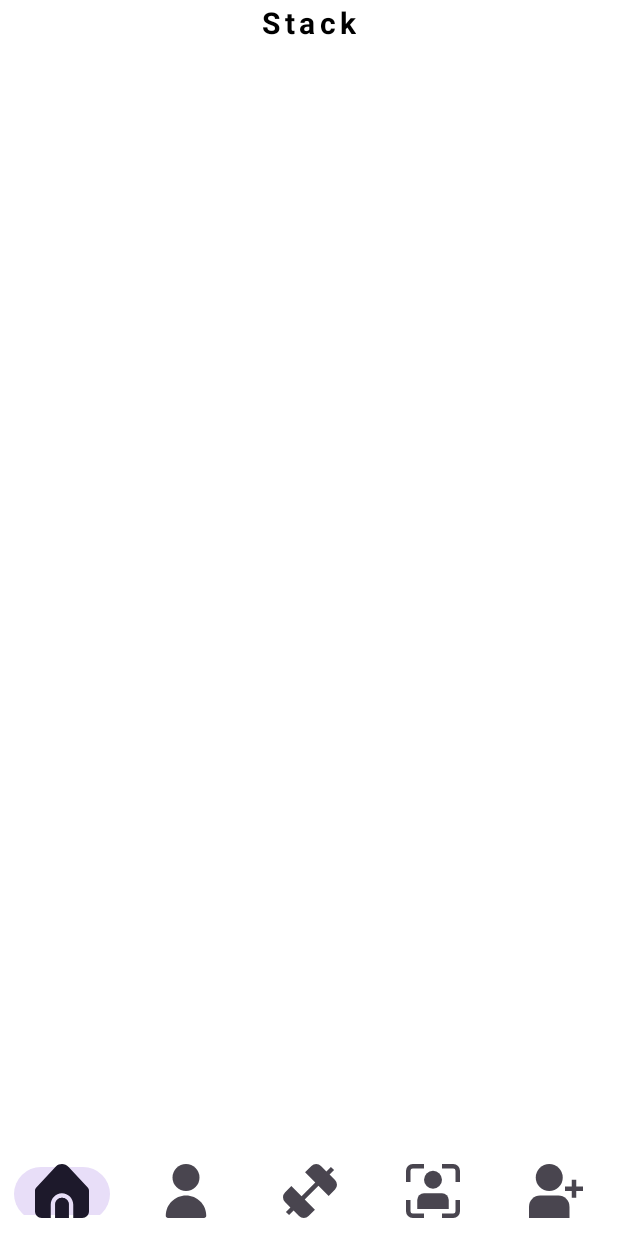
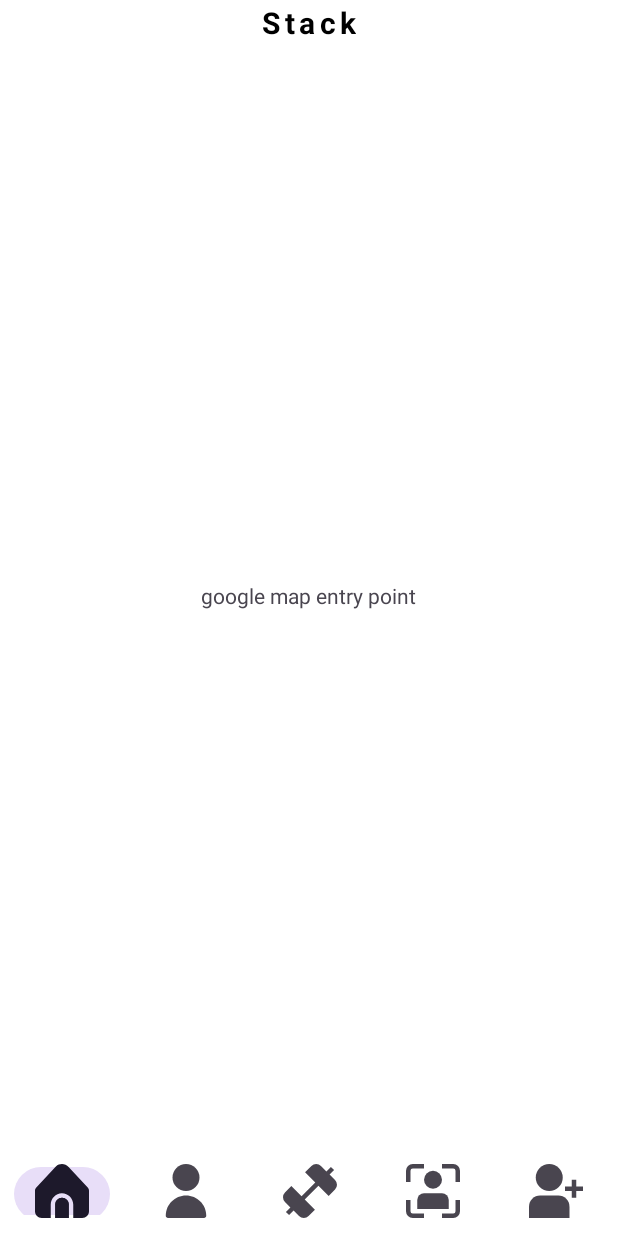
Before and after one commit to jason-chueh/Stack, an Android app: the FindBroFragment screen opened through its navigation route, on a phone screen of 412 x 824 dp. Run offline under Robolectric (Android 15) with nearby library versions, the phone set to English and light mode, and no system bars; our stand-ins replace Dagger/Hilt's generated code, data binding; libraries missing offline, so code that uses them is left out: com.chaquo.python.

Commit message:
end of sprint1

```diff
--- a/app/src/main/AndroidManifest.xml
+++ b/app/src/main/AndroidManifest.xml
@@ -1,6 +1,8 @@
 <?xml version="1.0" encoding="utf-8"?>
 <manifest xmlns:android="http://schemas.android.com/apk/res/android"
     xmlns:tools="http://schemas.android.com/tools">
+
+    <uses-permission android:name="android.permission.ACCESS_COARSE_LOCATION" />
     <uses-permission android:name="android.permission.INTERNET"/>
     <uses-permission android:name="android.permission.ACCESS_NETWORK_STATE" />
     <application
--- a/app/src/main/java/com/example/stack/findbro/FindBroFragment.kt
+++ b/app/src/main/java/com/example/stack/findbro/FindBroFragment.kt
@@ -5,6 +5,8 @@ import android.view.LayoutInflater
 import android.view.View
 import android.view.ViewGroup
 import androidx.fragment.app.Fragment
+import androidx.navigation.fragment.findNavController
+import com.example.stack.NavigationDirections
 import com.example.stack.databinding.FragmentFindbroBinding
 import com.example.stack.databinding.FragmentUserBinding
 
@@ -16,7 +18,9 @@ class FindBroFragment: Fragment() {
         savedInstanceState: Bundle?
     ): View? {
         binding = FragmentFindbroBinding.inflate(inflater, container, false)
-
+        binding.textView2.setOnClickListener {
+            findNavController().navigate(NavigationDirections.navigateToMapsFragment())
+        }
 
 
         return binding.root
--- a/app/src/main/res/layout/fragment_findbro.xml
+++ b/app/src/main/res/layout/fragment_findbro.xml
@@ -1,6 +1,16 @@
 <?xml version="1.0" encoding="utf-8"?>
 <androidx.constraintlayout.widget.ConstraintLayout xmlns:android="http://schemas.android.com/apk/res/android"
+    xmlns:app="http://schemas.android.com/apk/res-auto"
     android:layout_width="match_parent"
     android:layout_height="match_parent">
 
+    <TextView
+        android:id="@+id/textView2"
+        android:layout_width="wrap_content"
+        android:layout_height="wrap_content"
+        android:text="google map entry point"
+        app:layout_constraintBottom_toBottomOf="parent"
+        app:layout_constraintEnd_toEndOf="parent"
+        app:layout_constraintStart_toStartOf="parent"
+        app:layout_constraintTop_toTopOf="parent" />
 </androidx.constraintlayout.widget.ConstraintLayout>
--- a/app/src/main/res/navigation/navigation.xml
+++ b/app/src/main/res/navigation/navigation.xml
@@ -101,5 +101,13 @@
     <action
         android:id="@+id/navigate_to_instruction_fragment"
         app:destination="@id/instructionFragment" />
+    <fragment
+        android:id="@+id/mapsFragment"
+        android:name="com.example.stack.findbro.MapsFragment"
+        android:label="MapsFragment" />
+
+    <action
+        android:id="@+id/navigate_to_maps_fragment"
+        app:destination="@id/mapsFragment" />
 
 </navigation>
```
Also changed, not shown: app/src/main/java/com/example/stack/findbro/MapsFragment.kt (added, +55 -0 lines), app/src/main/java/com/example/stack/findbro/test.kt (added, +140 -0 lines), app/src/main/res/layout/fragment_maps.xml (added, +34 -0 lines).
